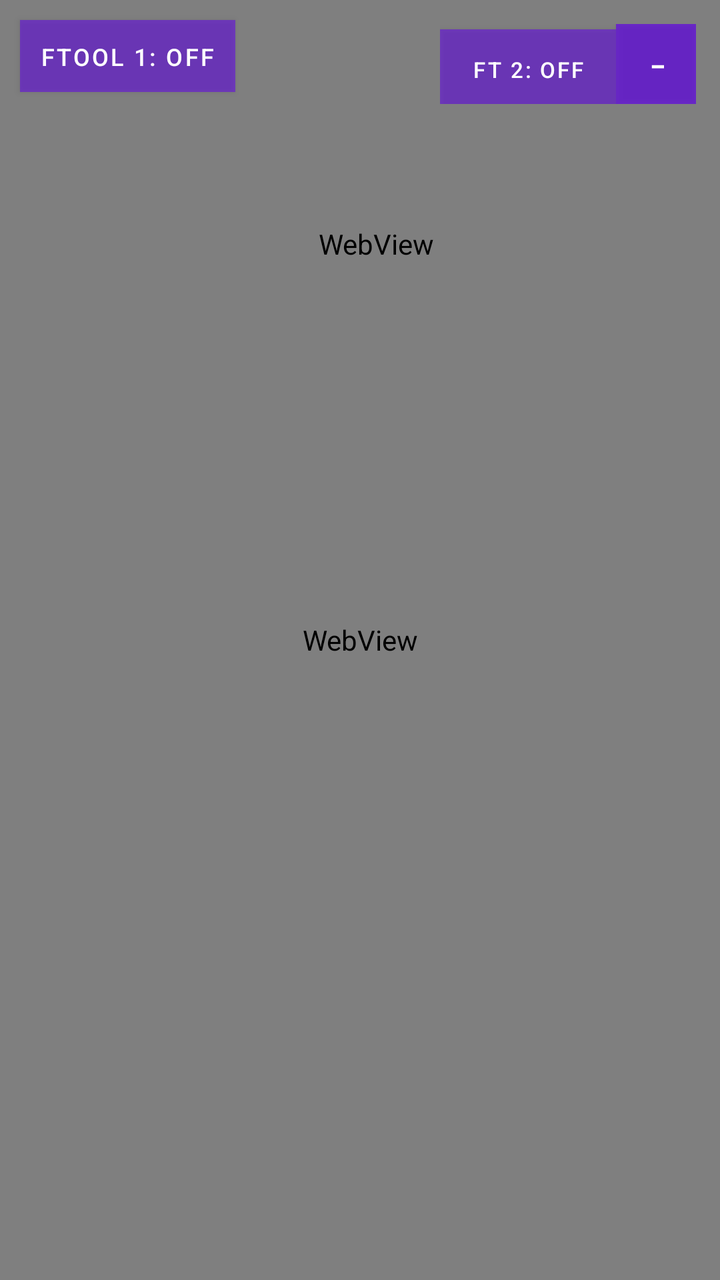
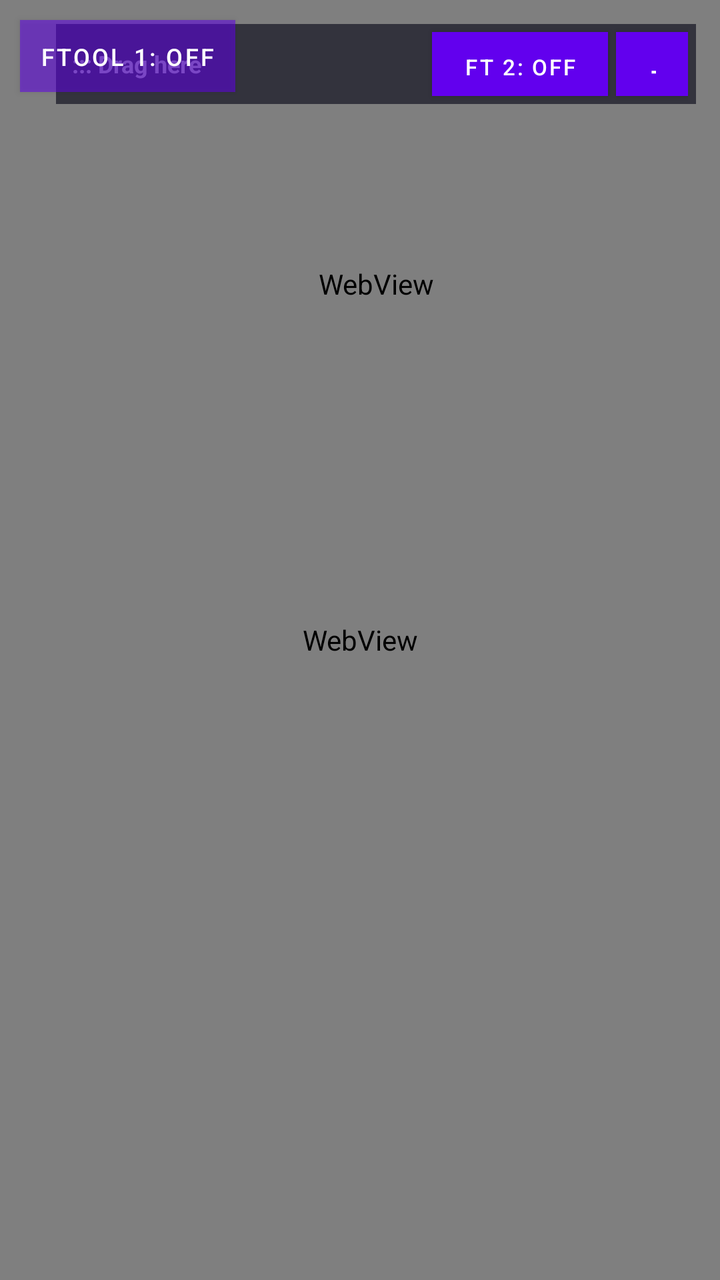

The first picture is an Android layout as it rendered before a commit; the second is the same layout after the commit. The layout source and the unified diff follow.
<!-- AndroidManifest.xml: fallback theme Theme.MaterialComponents.DayNight.NoActionBar -->
<!-- res/layout/main.xml -->
<?xml version="1.0" encoding="utf-8"?>
<FrameLayout xmlns:android="http://schemas.android.com/apk/res/android"
    android:id="@+id/rootContainer"
    android:layout_width="match_parent"
    android:layout_height="match_parent"
    android:background="#000000">

    
    <WebView
        android:id="@+id/webView1"
        android:layout_width="match_parent"
        android:layout_height="match_parent" />

    
    <Button
        android:id="@+id/btnFtoolMain"
        android:layout_width="wrap_content"
        android:layout_height="36dp"
        android:layout_gravity="top|start"
        android:layout_margin="10dp"
        android:background="#88000000"
        android:paddingLeft="10dp"
        android:paddingRight="10dp"
        android:text="FTool 1: OFF"
        android:textColor="#FFFFFF"
        android:textSize="12sp" />

    
    <FrameLayout
        android:id="@+id/overlayContainer"
        android:layout_width="320dp"
        android:layout_height="220dp"
        android:layout_gravity="top|end"
        android:layout_margin="12dp"
        android:background="#1E1E1E">

        <WebView
            android:id="@+id/webView2"
            android:layout_width="match_parent"
            android:layout_height="match_parent" />

        
        <LinearLayout
            android:layout_width="wrap_content"
            android:layout_height="wrap_content"
            android:layout_gravity="top|end"
            android:orientation="horizontal">

            <Button
                android:id="@+id/btnFtoolOverlay"
                android:layout_width="wrap_content"
                android:layout_height="40dp"
                android:background="#88000000"
                android:paddingLeft="8dp"
                android:paddingRight="8dp"
                android:text="FT 2: OFF"
                android:textColor="#FFFFFF"
                android:textSize="11sp" />

            <Button
                android:id="@+id/btnToggleSize"
                android:layout_width="40dp"
                android:layout_height="40dp"
                android:background="#AA000000"
                android:text="—"
                android:textColor="#FFFFFF"
                android:textSize="16sp" />
        </LinearLayout>
    </FrameLayout>
</FrameLayout>
<!-- resources referenced by this layout -->
<resources>

</resources>

<!-- the commit's change to res/layout/main.xml (unified diff, before → after) -->
@@ -26,31 +26,42 @@
         android:textSize="12sp" />
 
     
-    <FrameLayout
+    <LinearLayout
         android:id="@+id/overlayContainer"
         android:layout_width="320dp"
         android:layout_height="220dp"
         android:layout_gravity="top|end"
         android:layout_margin="12dp"
-        android:background="#1E1E1E">
-
-        <WebView
-            android:id="@+id/webView2"
-            android:layout_width="match_parent"
-            android:layout_height="match_parent" />
+        android:background="#222226"
+        android:orientation="vertical">
 
         
         <LinearLayout
-            android:layout_width="wrap_content"
-            android:layout_height="wrap_content"
-            android:layout_gravity="top|end"
-            android:orientation="horizontal">
+            android:id="@+id/dragHandle"
+            android:layout_width="match_parent"
+            android:layout_height="40dp"
+            android:background="#33333D"
+            android:gravity="center_vertical"
+            android:orientation="horizontal"
+            android:paddingStart="8dp"
+            android:paddingEnd="4dp">
+
+            
+            <TextView
+                android:layout_width="0dp"
+                android:layout_height="match_parent"
+                android:layout_weight="1"
+                android:gravity="center_vertical"
+                android:text="::: Drag here"
+                android:textColor="#AAAAAA"
+                android:textSize="12sp"
+                android:textStyle="bold" />
 
             <Button
                 android:id="@+id/btnFtoolOverlay"
                 android:layout_width="wrap_content"
-                android:layout_height="40dp"
-                android:background="#88000000"
+                android:layout_height="32dp"
+                android:background="#555566"
                 android:paddingLeft="8dp"
                 android:paddingRight="8dp"
                 android:text="FT 2: OFF"
@@ -59,12 +70,20 @@
 
             <Button
                 android:id="@+id/btnToggleSize"
-                android:layout_width="40dp"
-                android:layout_height="40dp"
-                android:background="#AA000000"
+                android:layout_width="36dp"
+                android:layout_height="32dp"
+                android:layout_marginStart="4dp"
+                android:background="#555566"
                 android:text="—"
                 android:textColor="#FFFFFF"
-                android:textSize="16sp" />
+                android:textSize="14sp" />
         </LinearLayout>
-    </FrameLayout>
+
+        
+        <WebView
+            android:id="@+id/webView2"
+            android:layout_width="match_parent"
+            android:layout_height="0dp"
+            android:layout_weight="1" />
+    </LinearLayout>
 </FrameLayout>
